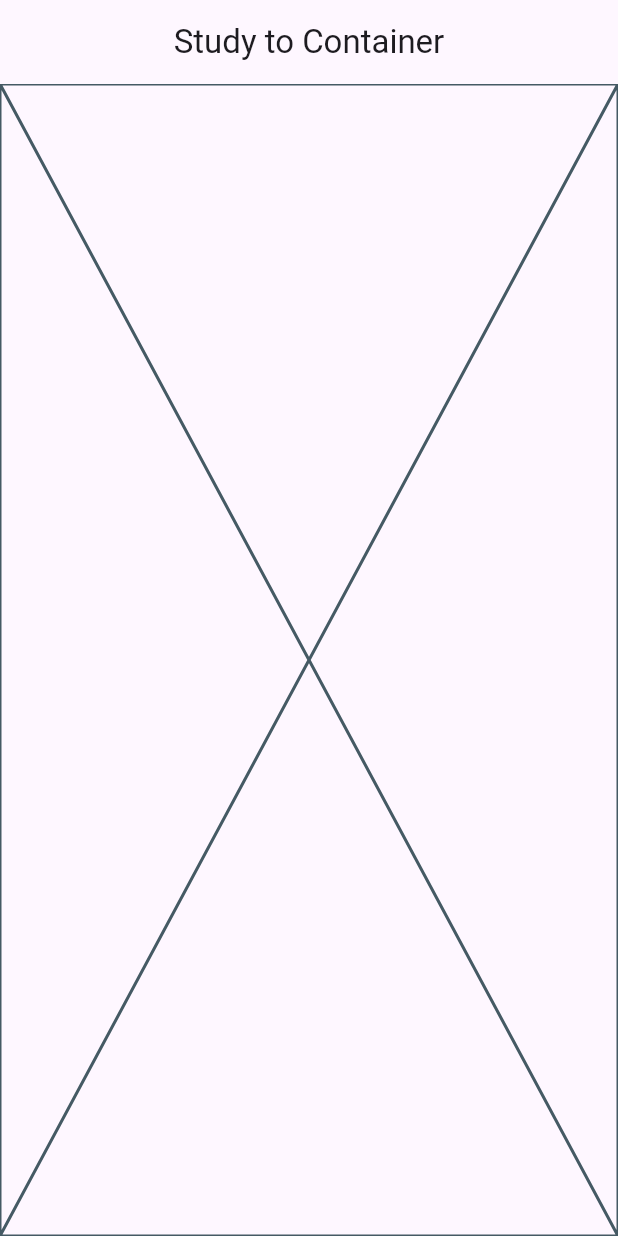
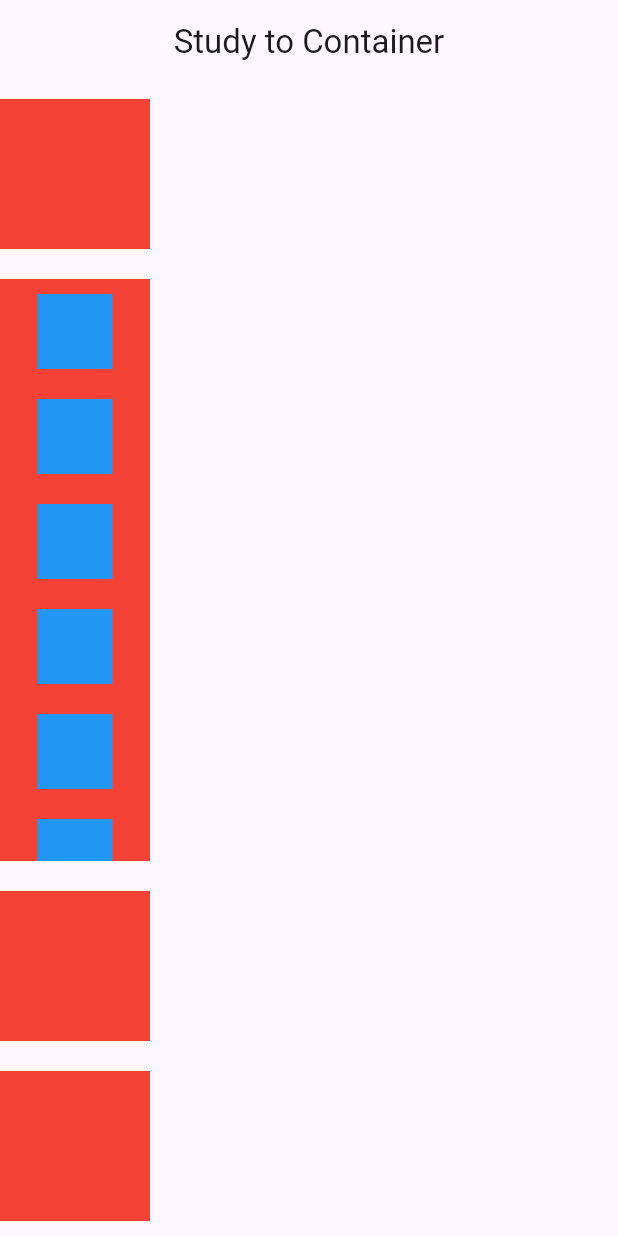
Before and after one commit to mincoln419/flutterEx2, a Flutter app: the screen it shows after launch, on a phone screen of 412 x 824 dp. Run offline on Flutter 3.47's test engine with Material 3 defaults, Android fonts, the phone set to English and light mode, and no system bars.

Commit message:
refs #3 scroll view 설정

```diff
--- a/lib/main.dart
+++ b/lib/main.dart
@@ -17,6 +17,114 @@
 
   @override
   Widget build(BuildContext context) {
-    return const Placeholder();
+    return Column(
+      children: [
+        Container(
+          color: Colors.red,
+          width: 100,
+          height: 100,
+          margin: EdgeInsets.symmetric(vertical: 10),
+        ),
+        Expanded(
+          child: Container(
+            color: Colors.red,
+            width: 100,
+            height: 100,
+            margin: EdgeInsets.symmetric(vertical: 10),
+            child: SingleChildScrollView(
+              child: Column(
+                children: [
+                  Container(
+                    color: Colors.blue,
+                    height: 50,
+                    width: 50,
+                    margin: EdgeInsets.symmetric(vertical: 10),
+                  ),
+                  Container(
+                    color: Colors.blue,
+                    height: 50,
+                    width: 50,
+                    margin: EdgeInsets.symmetric(vertical: 10),
+                  ),
+                  Container(
+                    color: Colors.blue,
+                    height: 50,
+                    width: 50,
+                    margin: EdgeInsets.symmetric(vertical: 10),
+                  ),
+                  Container(
+                    color: Colors.blue,
+                    height: 50,
+                    width: 50,
+                    margin: EdgeInsets.symmetric(vertical: 10),
+                  ),
+                  Container(
+                    color: Colors.blue,
+                    height: 50,
+                    width: 50,
+                    margin: EdgeInsets.symmetric(vertical: 10),
+                  ),
+                  Container(
+                    color: Colors.blue,
+                    height: 50,
+                    width: 50,
+                    margin: EdgeInsets.symmetric(vertical: 10),
+                  ),
+                  Container(
+                    color: Colors.blue,
+                    height: 50,
+                    width: 50,
+                    margin: EdgeInsets.symmetric(vertical: 10),
+                  ),
+                  Container(
+                    color: Colors.blue,
+                    height: 50,
+                    width: 50,
+                    margin: EdgeInsets.symmetric(vertical: 10),
+                  ),
+                  Container(
+                    color: Colors.blue,
+                    height: 50,
+                    width: 50,
+                    margin: EdgeInsets.symmetric(vertical: 10),
+                  ),
+                  Container(
+                    color: Colors.blue,
+                    height: 50,
+                    width: 50,
+                    margin: EdgeInsets.symmetric(vertical: 10),
+                  ),
+                  Container(
+                    color: Colors.blue,
+                    height: 50,
+                    width: 50,
+                    margin: EdgeInsets.symmetric(vertical: 10),
+                  ),
+                  Container(
+                    color: Colors.blue,
+                    height: 50,
+                    width: 50,
+                    margin: EdgeInsets.symmetric(vertical: 10),
+                  ),
+
+                ],
+              ),
+            ),
+          ),
+        ),
+        Container(
+          color: Colors.red,
+          width: 100,
+          height: 100,
+          margin: EdgeInsets.symmetric(vertical: 10),
+        ),
+        Container(
+          color: Colors.red,
+          width: 100,
+          height: 100,
+          margin: EdgeInsets.symmetric(vertical: 10),
+        ),
+      ],
+    );
   }
 }
```
